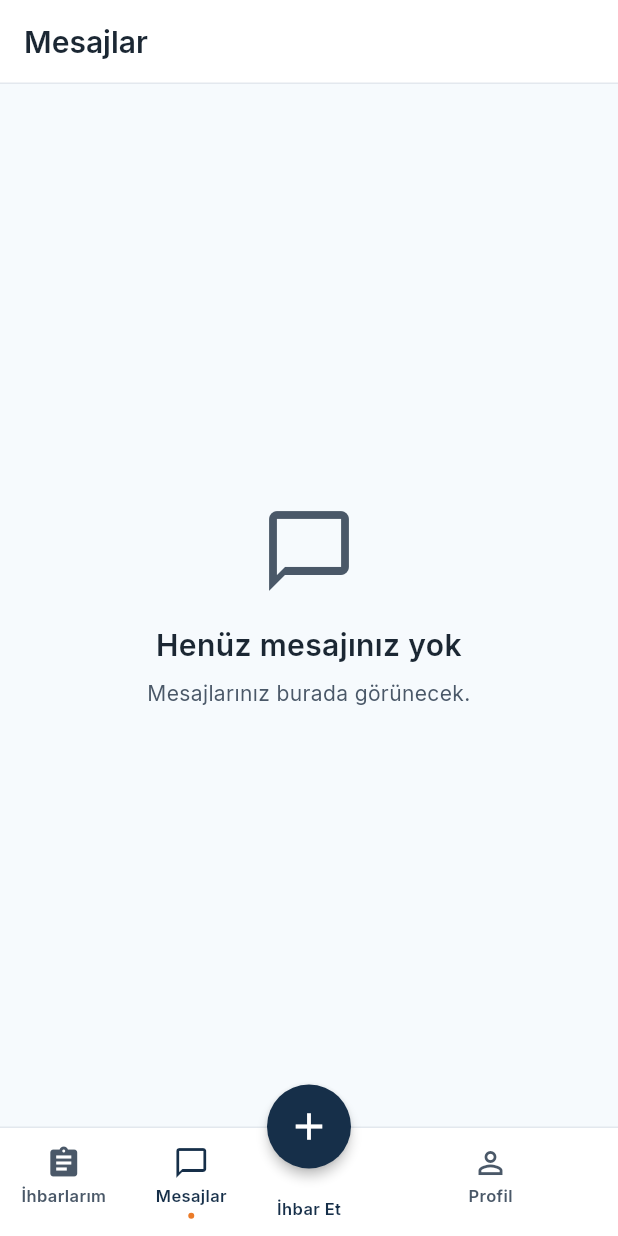
After one commit to EmirhanUzel/AKOP, a Flutter app: the MessagesScreen screen opened by its route, after a tap on "İhbarlarım", after a tap on "Mesajlar", on a phone screen of 412 x 824 dp. The commit adds this screen. Run offline on Flutter 3.47's test engine with Material 3 defaults, Android fonts, the phone set to English and light mode, and no system bars; our stand-ins replace dio, flutter_map, flutter_riverpod, flutter_secure_storage, geolocator, go_router and 3 more; accounts and stored records are empty.

Commit message:
feat(mobile): add messages tab with an empty state screen
The bottom navigation gets a Mesajlar tab for citizens and field staff, backed by a new route and a placeholder screen until the messaging API exists. Citizens keep the center report button: Reports and Messages on the left, Profile on the right.

```diff
--- a/mobile/akop_mobile/lib/core/router/app_router.dart
+++ b/mobile/akop_mobile/lib/core/router/app_router.dart
@@ -10,6 +10,7 @@ import '../../features/reports/presentation/new_report/detail_step.dart';
 import '../../features/reports/presentation/new_report/location_step.dart';
 import '../../features/reports/presentation/new_report/photo_step.dart';
 import '../../features/reports/presentation/new_report/summary_step.dart';
+import '../../features/messages/presentation/messages_screen.dart';
 import '../../features/profile/presentation/change_password_screen.dart';
 import '../../features/profile/presentation/profile_screen.dart';
 import '../../features/shell/app_shell.dart';
@@ -44,6 +45,7 @@ final routerProvider = Provider<GoRouter>((ref) {
         builder: (_, _, shell) => AppShell(navigationShell: shell),
         branches: [
           StatefulShellBranch(routes: [GoRoute(path: '/', builder: (_, _) => const RoleHome())]),
+          StatefulShellBranch(routes: [GoRoute(path: '/mesajlar', builder: (_, _) => const MessagesScreen())]),
           StatefulShellBranch(routes: [GoRoute(path: '/profil', builder: (_, _) => const ProfileScreen())]),
         ],
       ),
--- /dev/null
+++ b/mobile/akop_mobile/lib/features/messages/presentation/messages_screen.dart
@@ -0,0 +1,30 @@
+import 'package:flutter/material.dart';
+
+import '../../../core/theme/app_colors.dart';
+
+/// Mesajlaşma API'si hazır olana kadar yalnızca boş durum gösterilir.
+class MessagesScreen extends StatelessWidget {
+  const MessagesScreen({super.key});
+
+  @override
+  Widget build(BuildContext context) {
+    return Scaffold(
+      appBar: AppBar(title: const Text('Mesajlar')),
+      body: const Center(
+        child: Padding(
+          padding: EdgeInsets.all(32),
+          child: Column(
+            mainAxisSize: MainAxisSize.min,
+            children: [
+              Icon(Icons.chat_bubble_outline, size: 64, color: AppColors.textSecondary),
+              SizedBox(height: 16),
+              Text('Henüz mesajınız yok', textAlign: TextAlign.center, style: TextStyle(fontSize: 20, fontWeight: FontWeight.w600)),
+              SizedBox(height: 8),
+              Text('Mesajlarınız burada görünecek.', textAlign: TextAlign.center, style: TextStyle(color: AppColors.textSecondary)),
+            ],
+          ),
+        ),
+      ),
+    );
+  }
+}
--- a/mobile/akop_mobile/lib/features/shell/app_shell.dart
+++ b/mobile/akop_mobile/lib/features/shell/app_shell.dart
@@ -6,8 +6,8 @@ import '../../core/theme/app_colors.dart';
 import '../auth/application/auth_controller.dart';
 import '../auth/data/auth_repository.dart';
 
-/// Alt menü kabuğu. Vatandaş: İhbarlarım • İhbar Et (ortada) • Profil.
-/// Saha personeli ihbar açmaz: Görevler • Profil.
+/// Alt menü kabuğu. Sekmeler: ilk sekme • Mesajlar • Profil.
+/// Vatandaşta ilk sekme İhbarlarım ve ortada İhbar Et butonu var; saha personelinde ilk sekme Görevler.
 class AppShell extends ConsumerWidget {
   const AppShell({super.key, required this.navigationShell});
 
@@ -19,6 +19,15 @@ class AppShell extends ConsumerWidget {
     final canReport = role != UserRole.fieldStaff;
     final index = navigationShell.currentIndex;
     void open(int i) => navigationShell.goBranch(i, initialLocation: i == index);
+
+    final home = _NavItem(
+      icon: canReport ? Icons.assignment : Icons.engineering,
+      label: canReport ? 'İhbarlarım' : 'Görevler',
+      selected: index == 0,
+      onTap: () => open(0),
+    );
+    final messages = _NavItem(icon: Icons.chat_bubble_outline, label: 'Mesajlar', selected: index == 1, onTap: () => open(1));
+    final profile = _NavItem(icon: Icons.person_outline, label: 'Profil', selected: index == 2, onTap: () => open(2));
 
     return Scaffold(
       body: navigationShell,
@@ -40,18 +49,13 @@ class AppShell extends ConsumerWidget {
           top: false,
           child: SizedBox(
             height: 72,
-            child: Row(
+            child: canReport
+                // Ortadaki buton için boşluk: solda İhbarlarım ve Mesajlar, sağda Profil
+                ? Row(
                     children: [
-                Expanded(
-                  child: _NavItem(
-                    icon: canReport ? Icons.assignment : Icons.engineering,
-                    label: canReport ? 'İhbarlarım' : 'Görevler',
-                    selected: index == 0,
-                    onTap: () => open(0),
-                  ),
-                ),
-                if (canReport)
-                  const Expanded(
+                      Expanded(child: Row(children: [Expanded(child: home), Expanded(child: messages)])),
+                      const SizedBox(
+                        width: 72,
                         child: Align(
                           alignment: Alignment.bottomCenter,
                           child: Padding(
@@ -60,9 +64,10 @@ class AppShell extends ConsumerWidget {
                           ),
                         ),
                       ),
-                Expanded(child: _NavItem(icon: Icons.person_outline, label: 'Profil', selected: index == 1, onTap: () => open(1))),
+                      Expanded(child: Row(children: [Expanded(child: profile)])),
                     ],
-            ),
+                  )
+                : Row(children: [Expanded(child: home), Expanded(child: messages), Expanded(child: profile)]),
           ),
         ),
       ),
```
Also changed, not shown: 1 other file. Lines whose indentation alone changed are shown as unchanged.
